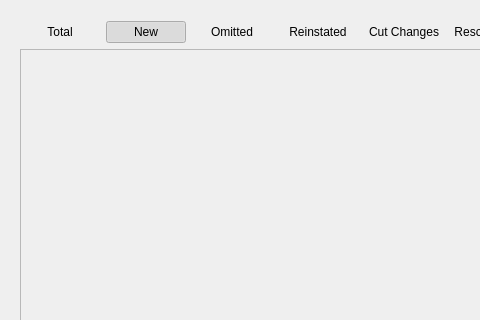
First picture: the form in resources/dialog.ui, repository shotgunsoftware/tk-multi-importcut, before the edit; both pictures show x 0 to 480 and y 0 to 320 of the 1004 by 709 pixel window.
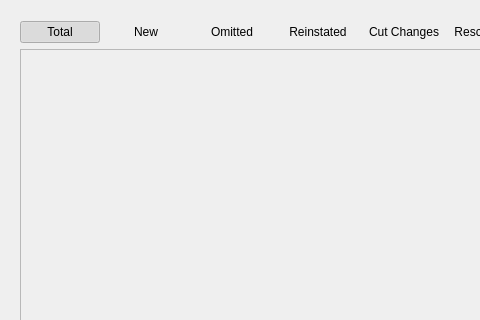
Second picture: the form after the edit. The open tabs and pages were chosen to show the change. Icons and pictures are not drawn. Custom widgets are drawn as their Qt base class.

Commit message: Fix for "Total" selector weird size

The edit to the form file:
```diff
--- a/resources/dialog.ui
+++ b/resources/dialog.ui
@@ -318,11 +318,29 @@
       </layout>
      </widget>
      <widget class="QWidget" name="cut_summary_page">
-      <layout class="QVBoxLayout" name="verticalLayout_4" stretch="0,0">
+      <layout class="QVBoxLayout" name="verticalLayout_4" stretch="0,1">
        <item>
         <layout class="QHBoxLayout" name="horizontalLayout_2" stretch="0,0,0,0,0,0,1,0">
          <item>
           <widget class="QPushButton" name="total_button">
+           <property name="sizePolicy">
+            <sizepolicy hsizetype="Fixed" vsizetype="Preferred">
+             <horstretch>0</horstretch>
+             <verstretch>0</verstretch>
+            </sizepolicy>
+           </property>
+           <property name="minimumSize">
+            <size>
+             <width>70</width>
+             <height>20</height>
+            </size>
+           </property>
+           <property name="baseSize">
+            <size>
+             <width>0</width>
+             <height>70</height>
+            </size>
+           </property>
            <property name="text">
             <string>Total</string>
            </property>
@@ -330,7 +348,7 @@
             <bool>true</bool>
            </property>
            <property name="checked">
-            <bool>false</bool>
+            <bool>true</bool>
            </property>
            <property name="autoExclusive">
             <bool>true</bool>
@@ -342,6 +360,18 @@
          </item>
          <item>
           <widget class="QPushButton" name="new_select_button">
+           <property name="sizePolicy">
+            <sizepolicy hsizetype="Preferred" vsizetype="Fixed">
+             <horstretch>0</horstretch>
+             <verstretch>0</verstretch>
+            </sizepolicy>
+           </property>
+           <property name="baseSize">
+            <size>
+             <width>0</width>
+             <height>70</height>
+            </size>
+           </property>
            <property name="text">
             <string>New</string>
            </property>
@@ -349,7 +379,7 @@
             <bool>true</bool>
            </property>
            <property name="checked">
-            <bool>true</bool>
+            <bool>false</bool>
            </property>
            <property name="autoExclusive">
             <bool>true</bool>
```
Left out of the diff: 54 changed lines with no effect on the pictures. The commit also changes 2 other files.
